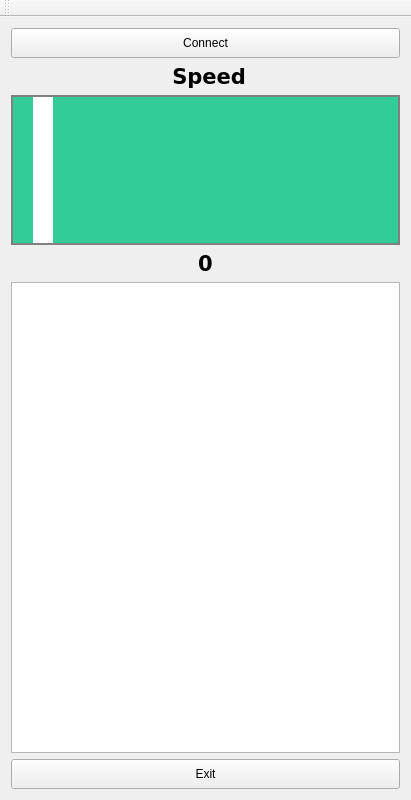
Old version of the form RemoteControl/mainwindow.ui in the repository takyonxxx/Esc.
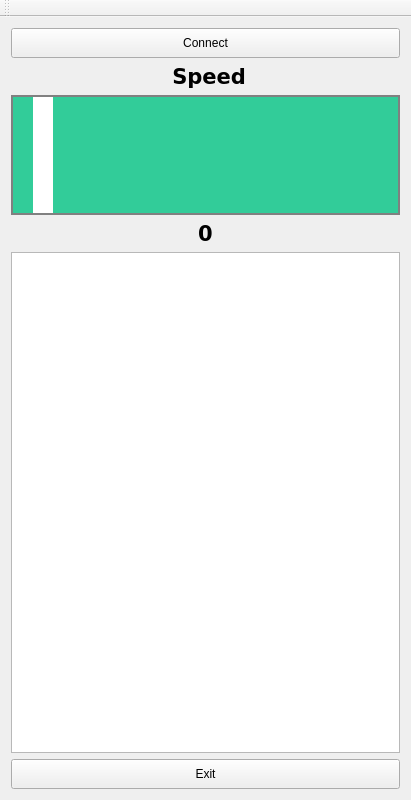
New version of the form.

Patch:
```diff
--- a/RemoteControl/mainwindow.ui
+++ b/RemoteControl/mainwindow.ui
@@ -81,7 +81,7 @@
         <property name="minimumSize">
          <size>
           <width>0</width>
-          <height>150</height>
+          <height>120</height>
          </size>
         </property>
         <property name="font">
@@ -128,7 +128,7 @@
 }</string>
         </property>
         <property name="maximum">
-         <number>100</number>
+         <number>255</number>
         </property>
         <property name="pageStep">
          <number>1</number>
```
